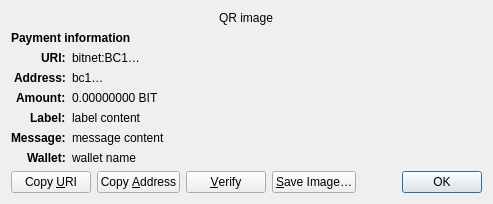
Above: src/qt/forms/receiverequestdialog.ui from bitnet-io/bitnet-core before the change. Below: the same form after it.
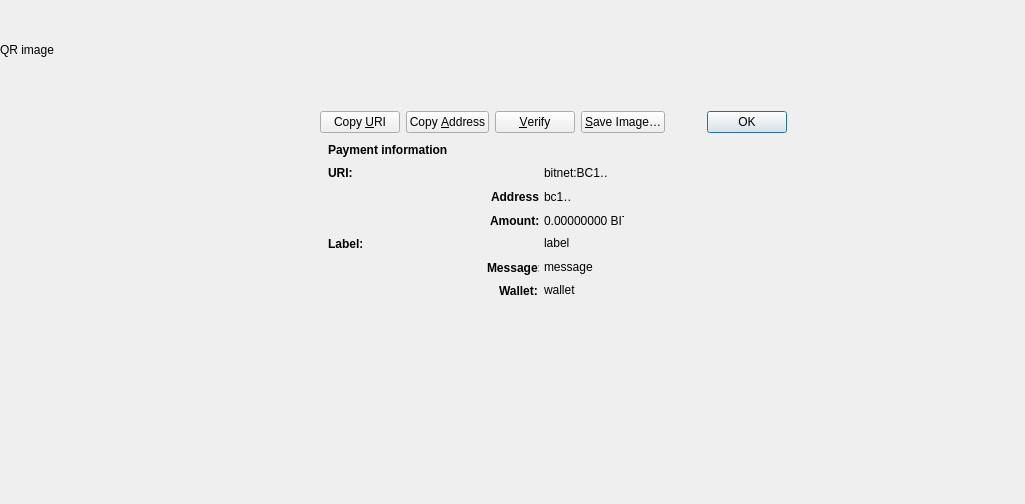
That is the form after the change. Custom widgets are drawn as their Qt base class.

```diff
--- a/src/qt/forms/receiverequestdialog.ui
+++ b/src/qt/forms/receiverequestdialog.ui
@@ -6,48 +6,45 @@
    <rect>
     <x>0</x>
     <y>0</y>
-    <width>413</width>
-    <height>229</height>
+    <width>1025</width>
+    <height>504</height>
    </rect>
   </property>
   <property name="windowTitle">
    <string>Request payment to …</string>
   </property>
-  <layout class="QGridLayout" name="gridLayout" columnstretch="0,1">
-   <property name="sizeConstraint">
-    <enum>QLayout::SetFixedSize</enum>
+  <widget class="QLabel" name="label_tag">
+   <property name="geometry">
+    <rect>
+     <x>328</x>
+     <y>236</y>
+     <width>34</width>
+     <height>16</height>
+    </rect>
    </property>
-   <item row="0" column="0" colspan="2" alignment="Qt::AlignHCenter">
-    <widget class="QRImageWidget" name="qr_code">
-     <property name="text">
-      <string notr="true">QR image</string>
-     </property>
-     <property name="textInteractionFlags">
-      <set>Qt::NoTextInteraction</set>
-     </property>
-    </widget>
-   </item>
-   <item row="1" column="0" colspan="2">
-    <widget class="QLabel" name="payment_header">
      <property name="font">
       <font>
-       <weight>75</weight>
        <bold>true</bold>
       </font>
      </property>
      <property name="text">
-      <string>Payment information</string>
+    <string>Label:</string>
      </property>
      <property name="textInteractionFlags">
       <set>Qt::NoTextInteraction</set>
      </property>
     </widget>
-   </item>
-   <item row="2" column="0" alignment="Qt::AlignRight|Qt::AlignTop">
     <widget class="QLabel" name="uri_tag">
+   <property name="geometry">
+    <rect>
+     <x>328</x>
+     <y>165</y>
+     <width>24</width>
+     <height>16</height>
+    </rect>
+   </property>
      <property name="font">
       <font>
-       <weight>75</weight>
        <bold>true</bold>
       </font>
      </property>
@@ -61,9 +58,139 @@
       <set>Qt::NoTextInteraction</set>
      </property>
     </widget>
-   </item>
-   <item row="2" column="1" alignment="Qt::AlignTop">
+  <widget class="QLabel" name="payment_header">
+   <property name="geometry">
+    <rect>
+     <x>328</x>
+     <y>142</y>
+     <width>120</width>
+     <height>16</height>
+    </rect>
+   </property>
+   <property name="font">
+    <font>
+     <bold>true</bold>
+    </font>
+   </property>
+   <property name="text">
+    <string>Payment information</string>
+   </property>
+   <property name="textInteractionFlags">
+    <set>Qt::NoTextInteraction</set>
+   </property>
+  </widget>
+  <widget class="QRImageWidget" name="qr_code">
+   <property name="geometry">
+    <rect>
+     <x>0</x>
+     <y>0</y>
+     <width>100</width>
+     <height>100</height>
+    </rect>
+   </property>
+   <property name="text">
+    <string notr="true">QR image</string>
+   </property>
+   <property name="textInteractionFlags">
+    <set>Qt::NoTextInteraction</set>
+   </property>
+  </widget>
+  <widget class="QLabel" name="label_content">
+   <property name="geometry">
+    <rect>
+     <x>544</x>
+     <y>236</y>
+     <width>68</width>
+     <height>16</height>
+    </rect>
+   </property>
+   <property name="text">
+    <string notr="true">label content</string>
+   </property>
+   <property name="textFormat">
+    <enum>Qt::PlainText</enum>
+   </property>
+   <property name="wordWrap">
+    <bool>true</bool>
+   </property>
+   <property name="textInteractionFlags">
+    <set>Qt::TextSelectableByMouse</set>
+   </property>
+  </widget>
+  <widget class="QLabel" name="wallet_content">
+   <property name="geometry">
+    <rect>
+     <x>544</x>
+     <y>283</y>
+     <width>63</width>
+     <height>16</height>
+    </rect>
+   </property>
+   <property name="text">
+    <string notr="true">wallet name</string>
+   </property>
+   <property name="textFormat">
+    <enum>Qt::PlainText</enum>
+   </property>
+   <property name="wordWrap">
+    <bool>true</bool>
+   </property>
+   <property name="textInteractionFlags">
+    <set>Qt::TextSelectableByMouse</set>
+   </property>
+  </widget>
+  <widget class="QLabel" name="message_content">
+   <property name="geometry">
+    <rect>
+     <x>544</x>
+     <y>260</y>
+     <width>89</width>
+     <height>16</height>
+    </rect>
+   </property>
+   <property name="text">
+    <string notr="true">message content</string>
+   </property>
+   <property name="textFormat">
+    <enum>Qt::PlainText</enum>
+   </property>
+   <property name="wordWrap">
+    <bool>true</bool>
+   </property>
+   <property name="textInteractionFlags">
+    <set>Qt::TextSelectableByMouse</set>
+   </property>
+  </widget>
+  <widget class="QLabel" name="amount_tag">
+   <property name="geometry">
+    <rect>
+     <x>490</x>
+     <y>213</y>
+     <width>49</width>
+     <height>16</height>
+    </rect>
+   </property>
+   <property name="font">
+    <font>
+     <bold>true</bold>
+    </font>
+   </property>
+   <property name="text">
+    <string>Amount:</string>
+   </property>
+   <property name="textInteractionFlags">
+    <set>Qt::NoTextInteraction</set>
+   </property>
+  </widget>
     <widget class="QLabel" name="uri_content">
+   <property name="geometry">
+    <rect>
+     <x>544</x>
+     <y>165</y>
+     <width>63</width>
+     <height>16</height>
+    </rect>
+   </property>
      <property name="text">
       <string notr="true">bitnet:BC1…</string>
      </property>
@@ -77,25 +204,15 @@
       <set>Qt::TextSelectableByMouse</set>
      </property>
     </widget>
-   </item>
-   <item row="3" column="0" alignment="Qt::AlignRight|Qt::AlignTop">
-    <widget class="QLabel" name="address_tag">
-     <property name="font">
-      <font>
-       <weight>75</weight>
-       <bold>true</bold>
-      </font>
-     </property>
-     <property name="text">
-      <string>Address:</string>
-     </property>
-     <property name="textInteractionFlags">
-      <set>Qt::NoTextInteraction</set>
-     </property>
-    </widget>
-   </item>
-   <item row="3" column="1" alignment="Qt::AlignTop">
     <widget class="QLabel" name="address_content">
+   <property name="geometry">
+    <rect>
+     <x>544</x>
+     <y>189</y>
+     <width>27</width>
+     <height>16</height>
+    </rect>
+   </property>
      <property name="text">
       <string notr="true">bc1…</string>
      </property>
@@ -106,136 +223,18 @@
       <set>Qt::TextSelectableByMouse</set>
      </property>
     </widget>
-   </item>
-   <item row="4" column="0" alignment="Qt::AlignRight|Qt::AlignTop">
-    <widget class="QLabel" name="amount_tag">
-     <property name="font">
-      <font>
-       <weight>75</weight>
-       <bold>true</bold>
-      </font>
-     </property>
-     <property name="text">
-      <string>Amount:</string>
-     </property>
-     <property name="textInteractionFlags">
-      <set>Qt::NoTextInteraction</set>
-     </property>
-    </widget>
-   </item>
-   <item row="4" column="1" alignment="Qt::AlignTop">
-    <widget class="QLabel" name="amount_content">
-     <property name="text">
-      <string notr="true">0.00000000 BIT</string>
-     </property>
-     <property name="textFormat">
-      <enum>Qt::PlainText</enum>
-     </property>
-     <property name="textInteractionFlags">
-      <set>Qt::TextSelectableByMouse</set>
-     </property>
-    </widget>
-   </item>
-   <item row="5" column="0" alignment="Qt::AlignRight|Qt::AlignTop">
-    <widget class="QLabel" name="label_tag">
-     <property name="font">
-      <font>
-       <weight>75</weight>
-       <bold>true</bold>
-      </font>
-     </property>
-     <property name="text">
-      <string>Label:</string>
-     </property>
-     <property name="textInteractionFlags">
-      <set>Qt::NoTextInteraction</set>
-     </property>
-    </widget>
-   </item>
-   <item row="5" column="1" alignment="Qt::AlignTop">
-    <widget class="QLabel" name="label_content">
-     <property name="text">
-      <string notr="true">label content</string>
-     </property>
-     <property name="textFormat">
-      <enum>Qt::PlainText</enum>
-     </property>
-     <property name="wordWrap">
-      <bool>true</bool>
-     </property>
-     <property name="textInteractionFlags">
-      <set>Qt::TextSelectableByMouse</set>
-     </property>
-    </widget>
-   </item>
-   <item row="6" column="0" alignment="Qt::AlignRight|Qt::AlignTop">
-    <widget class="QLabel" name="message_tag">
-     <property name="font">
-      <font>
-       <weight>75</weight>
-       <bold>true</bold>
-      </font>
-     </property>
-     <property name="text">
-      <string>Message:</string>
-     </property>
-     <property name="textInteractionFlags">
-      <set>Qt::NoTextInteraction</set>
-     </property>
-    </widget>
-   </item>
-   <item row="6" column="1" alignment="Qt::AlignTop">
-    <widget class="QLabel" name="message_content">
-     <property name="text">
-      <string notr="true">message content</string>
-     </property>
-     <property name="textFormat">
-      <enum>Qt::PlainText</enum>
-     </property>
-     <property name="wordWrap">
-      <bool>true</bool>
-     </property>
-     <property name="textInteractionFlags">
-      <set>Qt::TextSelectableByMouse</set>
-     </property>
-    </widget>
-   </item>
-   <item row="7" column="0" alignment="Qt::AlignRight|Qt::AlignTop">
-    <widget class="QLabel" name="wallet_tag">
-     <property name="font">
-      <font>
-       <weight>75</weight>
-       <bold>true</bold>
-      </font>
-     </property>
-     <property name="text">
-      <string>Wallet:</string>
-     </property>
-     <property name="textInteractionFlags">
-      <set>Qt::NoTextInteraction</set>
-     </property>
-    </widget>
-   </item>
-   <item row="7" column="1" alignment="Qt::AlignTop">
-    <widget class="QLabel" name="wallet_content">
-     <property name="text">
-      <string notr="true">wallet name</string>
-     </property>
-     <property name="textFormat">
-      <enum>Qt::PlainText</enum>
-     </property>
-     <property name="wordWrap">
-      <bool>true</bool>
-     </property>
-     <property name="textInteractionFlags">
-      <set>Qt::TextSelectableByMouse</set>
-     </property>
-    </widget>
-   </item>
-   <item row="8" column="0" colspan="2">
-    <layout class="QHBoxLayout" name="horizontalLayout">
+  <widget class="QWidget" name="layoutWidget">
+   <property name="geometry">
+    <rect>
+     <x>320</x>
+     <y>110</y>
+     <width>467</width>
+     <height>24</height>
+    </rect>
+   </property>
+   <layout class="QHBoxLayout" name="horizontalLayout_3">
      <item>
-      <widget class="QPushButton" name="btnCopyURI">
+     <widget class="QPushButton" name="btnCopyURI_3">
        <property name="text">
         <string>Copy &amp;URI</string>
        </property>
@@ -245,7 +244,7 @@
       </widget>
      </item>
      <item>
-      <widget class="QPushButton" name="btnCopyAddress">
+     <widget class="QPushButton" name="btnCopyAddress_3">
        <property name="text">
         <string>Copy &amp;Address</string>
        </property>
@@ -255,20 +254,20 @@
       </widget>
      </item>
      <item>
-      <widget class="QPushButton" name="btnVerify">
-       <property name="text">
-        <string>&amp;Verify</string>
-       </property>
+     <widget class="QPushButton" name="btnVerify_3">
        <property name="toolTip">
         <string>Verify this address on e.g. a hardware wallet screen</string>
        </property>
+      <property name="text">
+       <string>&amp;Verify</string>
+      </property>
        <property name="autoDefault">
         <bool>false</bool>
        </property>
       </widget>
      </item>
      <item>
-      <widget class="QPushButton" name="btnSaveAs">
+     <widget class="QPushButton" name="btnSaveAs_3">
        <property name="text">
         <string>&amp;Save Image…</string>
        </property>
@@ -278,7 +277,7 @@
       </widget>
      </item>
      <item>
-      <spacer name="horizontalSpacer_2">
+     <spacer name="horizontalSpacer_4">
        <property name="orientation">
         <enum>Qt::Horizontal</enum>
        </property>
@@ -291,7 +290,7 @@
       </spacer>
      </item>
      <item>
-      <widget class="QDialogButtonBox" name="buttonBox">
+     <widget class="QDialogButtonBox" name="buttonBox_3">
        <property name="focusPolicy">
         <enum>Qt::StrongFocus</enum>
        </property>
@@ -301,8 +300,89 @@
       </widget>
      </item>
     </layout>
-   </item>
-  </layout>
+  </widget>
+  <widget class="QLabel" name="message_tag">
+   <property name="geometry">
+    <rect>
+     <x>487</x>
+     <y>260</y>
+     <width>52</width>
+     <height>16</height>
+    </rect>
+   </property>
+   <property name="font">
+    <font>
+     <bold>true</bold>
+    </font>
+   </property>
+   <property name="text">
+    <string>Message:</string>
+   </property>
+   <property name="textInteractionFlags">
+    <set>Qt::NoTextInteraction</set>
+   </property>
+  </widget>
+  <widget class="QLabel" name="address_tag">
+   <property name="geometry">
+    <rect>
+     <x>491</x>
+     <y>189</y>
+     <width>48</width>
+     <height>16</height>
+    </rect>
+   </property>
+   <property name="font">
+    <font>
+     <bold>true</bold>
+    </font>
+   </property>
+   <property name="text">
+    <string>Address:</string>
+   </property>
+   <property name="textInteractionFlags">
+    <set>Qt::NoTextInteraction</set>
+   </property>
+  </widget>
+  <widget class="QLabel" name="wallet_tag">
+   <property name="geometry">
+    <rect>
+     <x>499</x>
+     <y>283</y>
+     <width>40</width>
+     <height>16</height>
+    </rect>
+   </property>
+   <property name="font">
+    <font>
+     <bold>true</bold>
+    </font>
+   </property>
+   <property name="text">
+    <string>Wallet:</string>
+   </property>
+   <property name="textInteractionFlags">
+    <set>Qt::NoTextInteraction</set>
+   </property>
+  </widget>
+  <widget class="QLabel" name="amount_content">
+   <property name="geometry">
+    <rect>
+     <x>544</x>
+     <y>213</y>
+     <width>80</width>
+     <height>16</height>
+    </rect>
+   </property>
+   <property name="text">
+    <string notr="true">0.00000000 BIT</string>
+   </property>
+   <property name="textFormat">
+    <enum>Qt::PlainText</enum>
+   </property>
+   <property name="textInteractionFlags">
+    <set>Qt::TextSelectableByMouse</set>
+   </property>
+  </widget>
  </widget>
  <customwidgets>
   <customwidget>
```
Left out of the diff: 25 changed lines with no effect on the pictures. Lines whose indentation alone changed are shown as unchanged.
